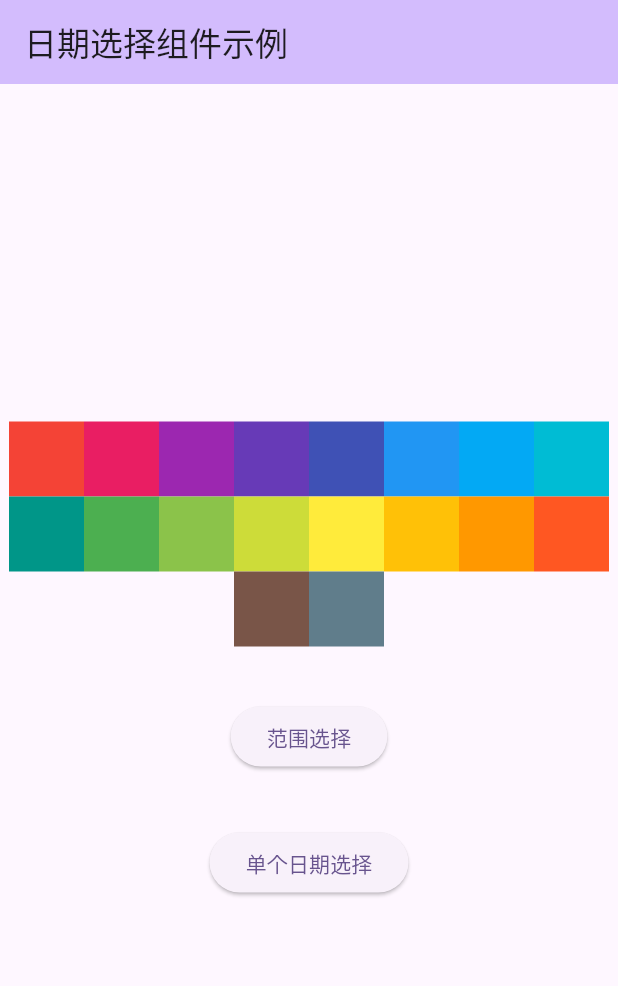
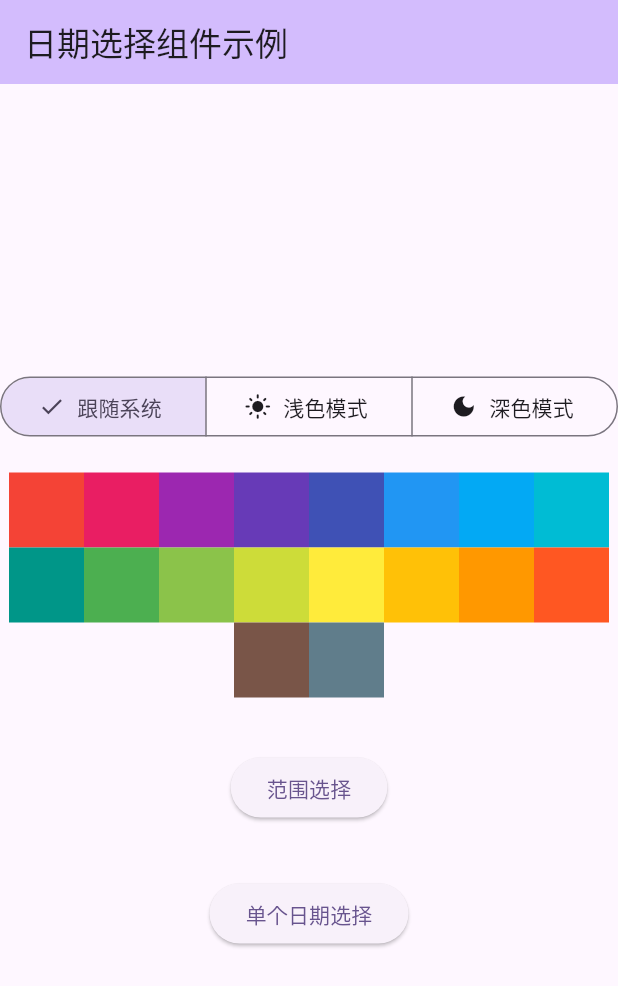
Before and after one commit to knight-L/y_calendar, a Flutter app: the screen it shows after launch, on a phone screen of 412 x 824 dp. Shown: the top 986 px of the screen. Run offline on Flutter 3.47's test engine with Material 3 defaults, Android fonts, the phone set to English and light mode, and no system bars.

Commit message:
feat：适配深/浅色模式

```diff
--- /dev/null
+++ b/example/lib/custom_theme.dart
@@ -0,0 +1,12 @@
+import 'package:flutter/material.dart';
+
+class CustomTheme {
+  CustomTheme(this.mode, this.color);
+
+  final ThemeMode mode;
+  final Color color;
+
+  CustomTheme copyWith({ThemeMode? mode, Color? color}) {
+    return CustomTheme(mode ?? this.mode, color ?? this.color);
+  }
+}
--- a/example/lib/home.dart
+++ b/example/lib/home.dart
@@ -1,12 +1,20 @@
 import 'package:flutter/material.dart';
 
+import 'custom_theme.dart';
 import 'demo1.dart';
 import 'demo2.dart';
 
 class MyHomePage extends StatefulWidget {
-  const MyHomePage({super.key, this.onTheme});
+  const MyHomePage({
+    super.key,
+    required this.theme,
+    this.onTheme,
+    this.onThemeMode,
+  });
 
+  final CustomTheme theme;
   final ValueChanged<Color>? onTheme;
+  final ValueChanged<ThemeMode>? onThemeMode;
 
   @override
   State<MyHomePage> createState() => _MyHomePageState();
@@ -24,6 +32,30 @@ class _MyHomePageState extends State<MyHomePage> {
         child: ListView(
           shrinkWrap: true,
           children: <Widget>[
+            SegmentedButton<ThemeMode>(
+              segments: [
+                ButtonSegment(
+                  value: ThemeMode.system,
+                  label: Text("跟随系统"),
+                  icon: Icon(Icons.brightness_auto),
+                ),
+                ButtonSegment(
+                  value: ThemeMode.light,
+                  label: Text("浅色模式"),
+                  icon: Icon(Icons.light_mode),
+                ),
+                ButtonSegment(
+                  value: ThemeMode.dark,
+                  label: Text("深色模式"),
+                  icon: Icon(Icons.dark_mode),
+                ),
+              ],
+              selected: {widget.theme.mode},
+              onSelectionChanged: (v) {
+                widget.onThemeMode?.call(v.first);
+              },
+            ),
+            SizedBox(height: 20.0),
             Wrap(
               alignment: WrapAlignment.center,
               children:
--- a/example/lib/main.dart
+++ b/example/lib/main.dart
@@ -1,6 +1,7 @@
 import 'package:flutter/material.dart';
 import 'package:y_calendar/y_calendar.dart';
 
+import 'custom_theme.dart';
 import 'home.dart';
 
 void main() {
@@ -10,7 +11,9 @@ void main() {
 class MyApp extends StatelessWidget {
   MyApp({super.key});
 
-  final theme = ValueNotifier<Color>(Colors.deepPurple);
+  final theme = ValueNotifier<CustomTheme>(
+    CustomTheme(ThemeMode.system, Colors.deepPurple),
+  );
 
   @override
   Widget build(BuildContext context) {
@@ -18,10 +21,26 @@ class MyApp extends StatelessWidget {
       builder: (context, v, widget) {
         return MaterialApp(
           title: 'Flutter Demo',
-          theme: ThemeData(colorScheme: ColorScheme.fromSeed(seedColor: v)),
+          themeMode: v.mode,
+          theme: ThemeData(
+            colorScheme: ColorScheme.fromSeed(
+              seedColor: v.color,
+              brightness: Brightness.light,
+            ),
+          ),
+          darkTheme: ThemeData(
+            colorScheme: ColorScheme.fromSeed(
+              seedColor: v.color,
+              brightness: Brightness.dark,
+            ),
+          ),
           home: MyHomePage(
+            theme: v,
             onTheme: (color) {
-              theme.value = color;
+              theme.value = v.copyWith(color: color);
+            },
+            onThemeMode: (mode) {
+              theme.value = v.copyWith(mode: mode);
             },
           ),
         );
--- a/lib/y_month_Item.dart
+++ b/lib/y_month_Item.dart
@@ -33,6 +33,7 @@ class YMonthItem extends StatelessWidget {
 
   @override
   Widget build(BuildContext context) {
+    final theme = Theme.of(context);
     int currentYear = month.year;
     int currentMonth = month.month;
 
@@ -75,7 +76,7 @@ class YMonthItem extends StatelessWidget {
                       Status status = Status(
                         "",
                         null,
-                        const Color(0xff323233),
+                        theme.colorScheme.inverseSurface,
                         null,
                       );
                       if (isRange) {
@@ -169,7 +170,7 @@ class YMonthItem extends StatelessWidget {
                                           fontSize: 16.0,
                                           color:
                                               disable
-                                                  ? const Color(0xffc8c9cc)
+                                                  ? theme.colorScheme.outlineVariant
                                                   : status.textColor,
                                         ),
                                       ),
--- a/lib/y_month_title.dart
+++ b/lib/y_month_title.dart
@@ -8,14 +8,15 @@ class YMonthTitle extends StatelessWidget {
 
   @override
   Widget build(BuildContext context) {
+    final theme = Theme.of(context);
     return Container(
       alignment: AlignmentDirectional.center,
       height: 44.0,
       child: Text(
         "$year年$month月",
-        style: const TextStyle(
+        style: TextStyle(
           fontSize: 14.0,
-          color: Color(0xff323233),
+          color: theme.colorScheme.inverseSurface,
           fontWeight: FontWeight.w500,
         ),
       ),
--- a/lib/y_title.dart
+++ b/lib/y_title.dart
@@ -16,7 +16,6 @@ class YTitle extends StatelessWidget {
             title,
             style: const TextStyle(
               fontSize: 16.0,
-              color: Color(0xff323233),
               fontWeight: FontWeight.bold,
             ),
           ),
```
Also changed, not shown: lib/y_calendar.dart (+5 -2 lines), lib/y_top.dart (+5 -4 lines), lib/y_weekdays.dart (+8 -14 lines).
